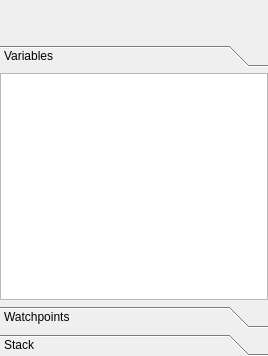
martinribelotta/embedded-ide, file debugui.ui: the form before one commit.
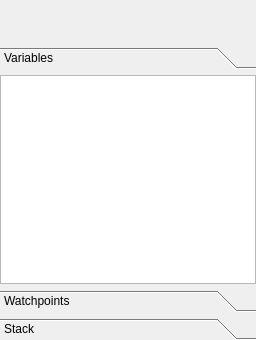
The form after the commit. Icons and pictures are not drawn.

```diff
--- a/debugui.ui
+++ b/debugui.ui
@@ -6,8 +6,8 @@
    <rect>
     <x>0</x>
     <y>0</y>
-    <width>268</width>
-    <height>356</height>
+    <width>256</width>
+    <height>340</height>
    </rect>
   </property>
   <property name="windowTitle">
@@ -31,6 +31,9 @@
      <property name="spacing">
       <number>0</number>
      </property>
+     <property name="topMargin">
+      <number>2</number>
+     </property>
      <item>
       <widget class="QToolButton" name="debugRun">
        <property name="icon">
@@ -121,8 +124,8 @@
        <rect>
         <x>0</x>
         <y>0</y>
-        <width>268</width>
-        <height>208</height>
+        <width>256</width>
+        <height>191</height>
        </rect>
       </property>
       <attribute name="label">
```
Left out of the diff: 10 changed lines with no effect on the pictures.
